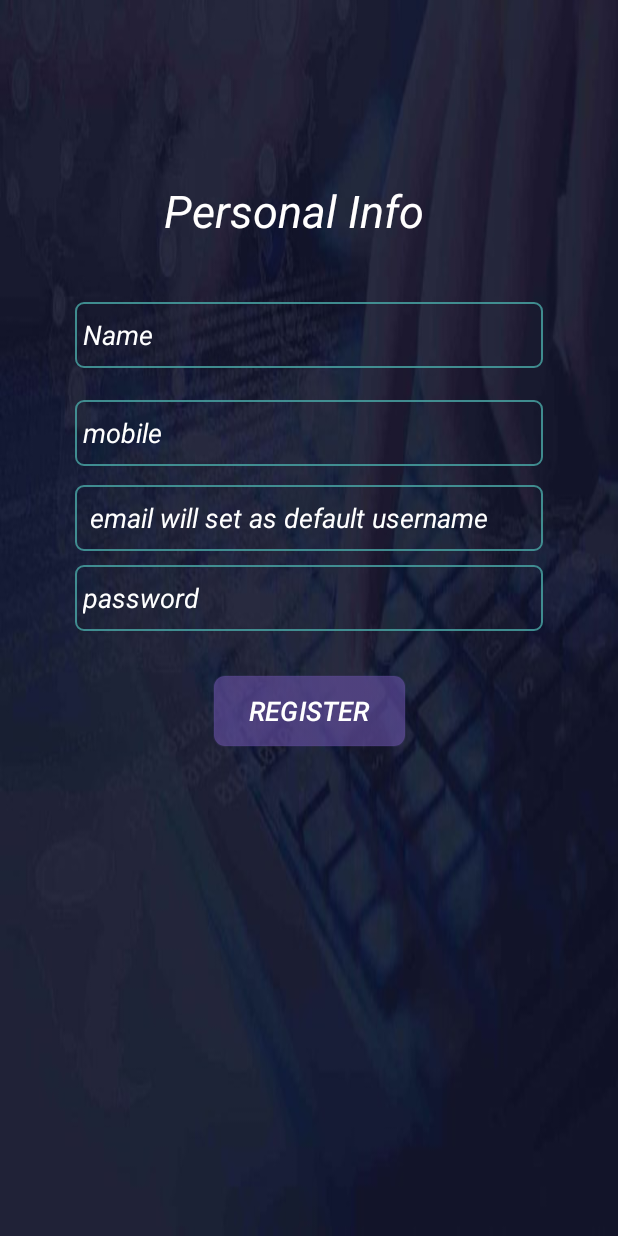
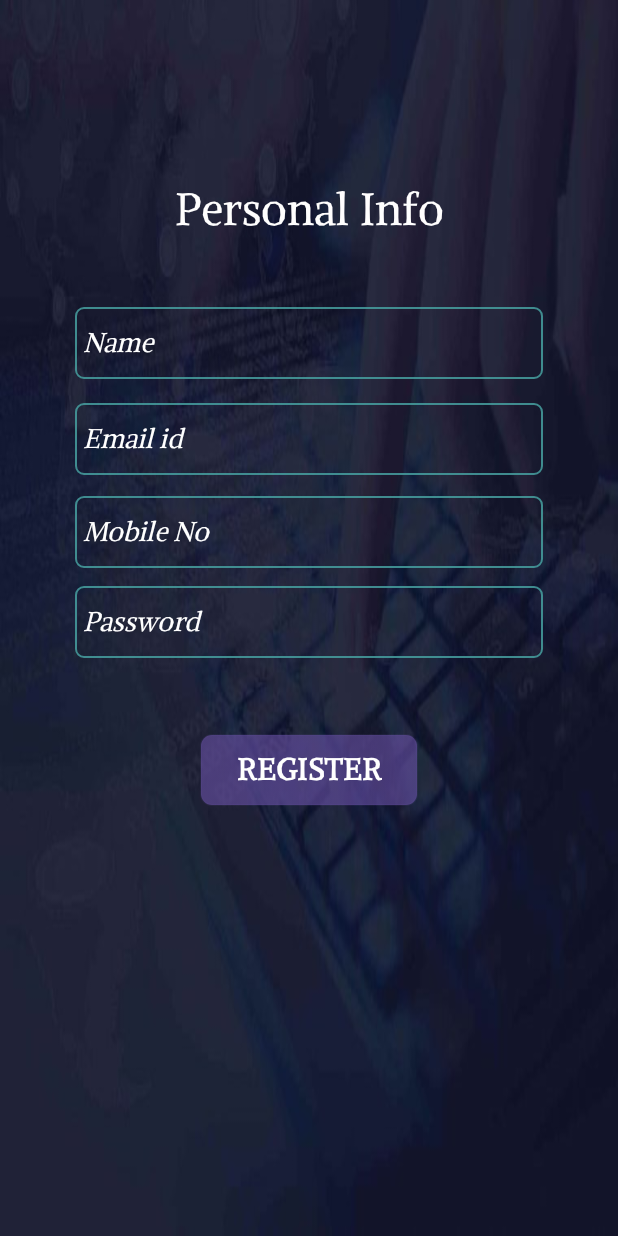
Before and after one commit to GangaVS23/doc-bank, an Android app: the register screen opened directly, with no data from a screen before it, on a phone screen of 412 x 824 dp. Run offline under Robolectric (Android 15) with nearby library versions, the phone set to English and light mode, and no system bars; our stand-ins replace Firebase (no records; nobody signed in at launch, a user with empty details on screens opened directly); 1 statement that could not run was skipped.

Commit message:
committed again

```diff
--- a/app/src/main/java/com/example/docbank/register.java
+++ b/app/src/main/java/com/example/docbank/register.java
@@ -31,7 +31,7 @@ import com.google.firebase.firestore.QuerySnapshot;
 public class register extends AppCompatActivity {
     TextView a, b, c, d, e, f;
     Button Register;
-    EditText name, age, email, mobile, password;
+    EditText name, email, mobile, password;
 
 
     @Override
@@ -42,7 +42,6 @@ public class register extends AppCompatActivity {
         setContentView(R.layout.activity_register);
         Register = findViewById(R.id.button3);
         name = findViewById(R.id.editText3);
-        age = findViewById(R.id.editText4);
         email = findViewById(R.id.editText5);
         mobile = findViewById(R.id.editText6);
         password = findViewById(R.id.editText7);
--- a/app/src/main/res/layout/activity_main_home.xml
+++ b/app/src/main/res/layout/activity_main_home.xml
@@ -26,7 +26,7 @@
         android:textColor="#000"
         android:textSize="20dp"
         android:textStyle="bold"
-        android:text="Add family Member"
+        android:text="Add Family Member"
         app:layout_constraintEnd_toEndOf="@+id/afamily"
         app:layout_constraintStart_toStartOf="@+id/afamily"
         app:layout_constraintTop_toBottomOf="@+id/afamily" />
@@ -48,7 +48,7 @@
         android:layout_width="wrap_content"
         android:layout_height="wrap_content"
         android:layout_marginTop="16dp"
-        android:text="Encrypted Documents"
+        android:text="Saved Documents"
         android:textColor="@color/black"
         android:textSize="20dp"
         android:textStyle="bold"
--- a/app/src/main/res/layout/activity_register.xml
+++ b/app/src/main/res/layout/activity_register.xml
@@ -8,14 +8,31 @@
     tools:context=".register">
 
 
+    <TextView
+        android:id="@+id/textView11"
+        android:layout_width="192dp"
+        android:layout_height="48dp"
+        android:fontFamily="@font/alike_angular"
+        android:text="Personal Info"
+        android:textAlignment="center"
+        android:textColor="#FFFEFE"
+        android:textSize="30dp"
+        app:layout_constraintBottom_toBottomOf="parent"
+        app:layout_constraintEnd_toEndOf="parent"
+        app:layout_constraintHorizontal_bias="0.5"
+        app:layout_constraintStart_toStartOf="parent"
+        app:layout_constraintTop_toTopOf="parent"
+        app:layout_constraintVertical_bias="0.155" />
+
     <EditText
         android:id="@+id/editText3"
         android:layout_width="match_parent"
-        android:layout_height="44dp"
+        android:layout_height="48dp"
         android:layout_marginLeft="50dp"
         android:layout_marginRight="50dp"
         android:background="@drawable/ed"
         android:ems="10"
+        android:fontFamily="@font/alike_angular"
         android:hint="Name"
         android:inputType="textPersonName"
         android:padding="5dp"
@@ -24,42 +41,22 @@
         android:textStyle="italic"
         app:layout_constraintBottom_toBottomOf="parent"
         app:layout_constraintEnd_toEndOf="parent"
-        app:layout_constraintHorizontal_bias="0.494"
+        app:layout_constraintHorizontal_bias="0.5"
         app:layout_constraintStart_toStartOf="parent"
         app:layout_constraintTop_toBottomOf="@+id/textView11"
-        app:layout_constraintVertical_bias="0.054" />
+        app:layout_constraintVertical_bias="0.06" />
+
 
     <EditText
-        android:id="@+id/editText4"
+        android:id="@+id/editText5"
         android:layout_width="match_parent"
-        android:layout_height="44dp"
+        android:layout_height="48dp"
         android:layout_marginLeft="50dp"
         android:layout_marginRight="50dp"
         android:background="@drawable/ed"
         android:ems="10"
-        android:visibility="gone"
-        android:hint="Age"
-        android:inputType="number"
-        android:padding="5dp"
-        android:textColor="#FFFEFE"
-        android:textColorHint="#FFFF"
-        android:textStyle="italic"
-        app:layout_constraintBottom_toBottomOf="parent"
-        app:layout_constraintEnd_toEndOf="parent"
-        app:layout_constraintHorizontal_bias="0.494"
-        app:layout_constraintStart_toStartOf="parent"
-        app:layout_constraintTop_toBottomOf="@+id/editText3"
-        app:layout_constraintVertical_bias="0.017" />
-
-    <EditText
-        android:id="@+id/editText5"
-        android:layout_width="match_parent"
-        android:layout_height="44dp"
-        android:layout_marginLeft="50dp"
-        android:layout_marginRight="50dp"
-        android:background="@drawable/ed"
-        android:ems="10"
-        android:hint=" email will set as default username"
+        android:fontFamily="@font/alike_angular"
+        android:hint="Email id"
         android:inputType="textEmailAddress"
         android:padding="5dp"
         android:textColor="#FFFEFE"
@@ -67,20 +64,21 @@
         android:textStyle="italic"
         app:layout_constraintBottom_toBottomOf="parent"
         app:layout_constraintEnd_toEndOf="parent"
-        app:layout_constraintHorizontal_bias="0.494"
+        app:layout_constraintHorizontal_bias="0.5"
         app:layout_constraintStart_toStartOf="parent"
-        app:layout_constraintTop_toBottomOf="@+id/editText6"
-        app:layout_constraintVertical_bias="0.027" />
+        app:layout_constraintTop_toBottomOf="@+id/editText3"
+        app:layout_constraintVertical_bias="0.030" />
 
     <EditText
         android:id="@+id/editText6"
         android:layout_width="match_parent"
-        android:layout_height="44dp"
+        android:layout_height="48dp"
         android:layout_marginLeft="50dp"
         android:layout_marginRight="50dp"
         android:background="@drawable/ed"
         android:ems="10"
-        android:hint="mobile"
+        android:fontFamily="@font/alike_angular"
+        android:hint="Mobile No"
         android:inputType="phone"
         android:padding="5dp"
         android:textColor="#FFFEFE"
@@ -88,20 +86,21 @@
         android:textStyle="italic"
         app:layout_constraintBottom_toBottomOf="parent"
         app:layout_constraintEnd_toEndOf="parent"
-        app:layout_constraintHorizontal_bias="0.494"
+        app:layout_constraintHorizontal_bias="0.5"
         app:layout_constraintStart_toStartOf="parent"
-        app:layout_constraintTop_toBottomOf="@+id/editText4"
-        app:layout_constraintVertical_bias="0.021" />
+        app:layout_constraintTop_toBottomOf="@+id/editText5"
+        app:layout_constraintVertical_bias="0.030" />
 
     <EditText
         android:id="@+id/editText7"
         android:layout_width="match_parent"
-        android:layout_height="44dp"
+        android:layout_height="48dp"
         android:layout_marginLeft="50dp"
         android:layout_marginRight="50dp"
         android:background="@drawable/ed"
         android:ems="10"
-        android:hint="password"
+        android:fontFamily="@font/alike_angular"
+        android:hint="Password"
         android:inputType="textPassword"
         android:padding="5dp"
         android:textColor="#FFFEFE"
@@ -109,42 +108,30 @@
         android:textStyle="italic"
         app:layout_constraintBottom_toBottomOf="parent"
         app:layout_constraintEnd_toEndOf="parent"
-        app:layout_constraintHorizontal_bias="0.494"
+        app:layout_constraintHorizontal_bias="0.5"
         app:layout_constraintStart_toStartOf="parent"
-        app:layout_constraintTop_toBottomOf="@+id/editText5"
-        app:layout_constraintVertical_bias="0.022" />
+        app:layout_constraintTop_toBottomOf="@+id/editText6"
+        app:layout_constraintVertical_bias="0.030" />
 
     <Button
         android:id="@+id/button3"
         android:layout_width="wrap_content"
         android:layout_height="wrap_content"
         android:background="@drawable/ed2"
+        android:fontFamily="@font/alike_angular"
         android:gravity="center"
         android:text="REGISTER"
         android:textColor="#fff"
-        android:textSize="18dp"
-        android:textStyle="italic"
+        android:textSize="20dp"
+        android:textStyle="bold"
+        app:layout_constraintHorizontal_bias="0.5"
         app:layout_constraintBottom_toBottomOf="parent"
         app:layout_constraintEnd_toEndOf="parent"
         app:layout_constraintStart_toStartOf="parent"
         app:layout_constraintTop_toBottomOf="@+id/editText7"
-        app:layout_constraintVertical_bias="0.082" />
+        app:layout_constraintVertical_bias="0.15" />
 
-    <TextView
-        android:id="@+id/textView11"
-        android:layout_width="192dp"
-        android:layout_height="48dp"
-        android:text="Personal Info"
-        android:textAlignment="center"
-        android:textColor="#FFFEFE"
-        android:textSize="30dp"
-        android:textStyle="italic"
-        app:layout_constraintBottom_toBottomOf="parent"
-        app:layout_constraintEnd_toEndOf="parent"
-        app:layout_constraintHorizontal_bias="0.452"
-        app:layout_constraintStart_toStartOf="parent"
-        app:layout_constraintTop_toTopOf="parent"
-        app:layout_constraintVertical_bias="0.155" />
+
 
 
 </androidx.constraintlayout.widget.ConstraintLayout>
```
Also changed, not shown: app/src/main/res/layout/activity_login.xml (+54 -44 lines), app/src/main/res/font/alike_angular.ttf (added).
